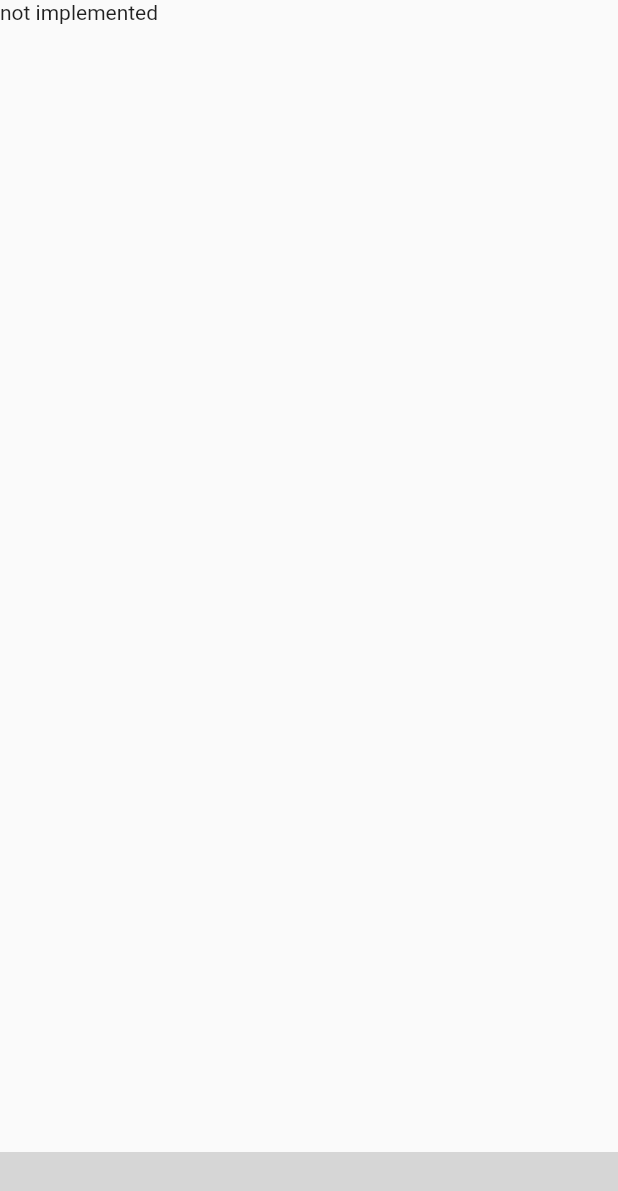
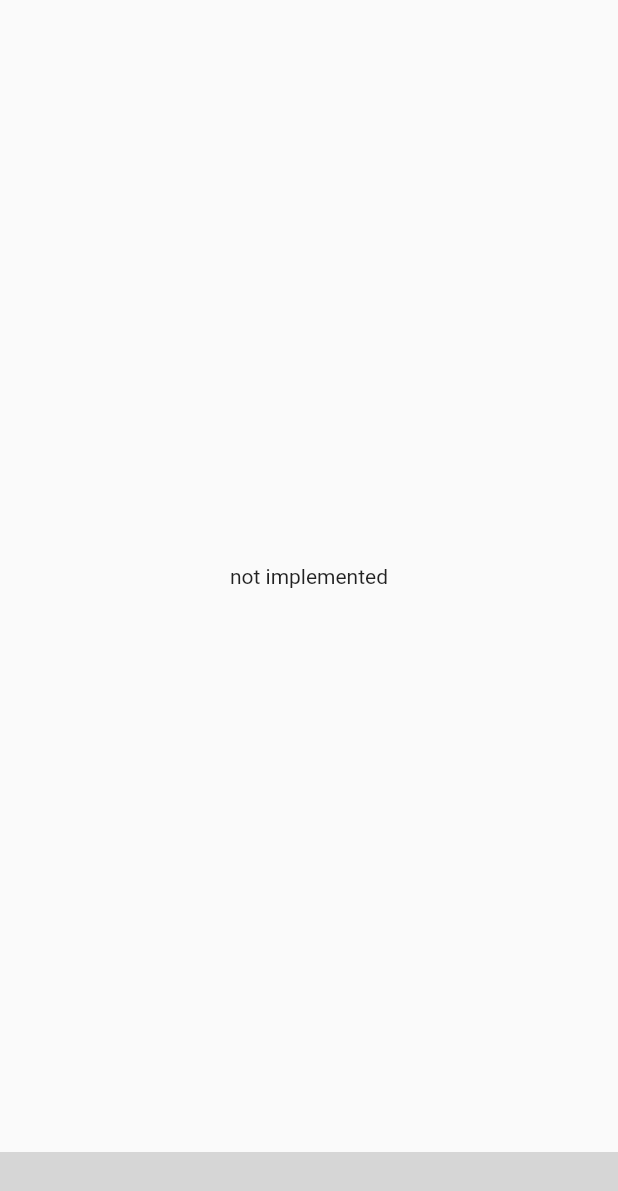
Before and after one commit to EDED2314/photo-cook, a Flutter app: the Navbar screen opened directly, swiped to page 2, on a phone screen of 412 x 824 dp. Shown: the top 1191 px of the screen. Run offline on Flutter 3.47's test engine with Material 2 defaults, Android fonts, the phone set to English and light mode, and no system bars; missing offline and left inert: bottom_bar; grey boxes are pictures that could not be loaded.

Commit message:
base ui is done

```diff
--- a/flutter/photo_cook/lib/main.dart
+++ b/flutter/photo_cook/lib/main.dart
@@ -1,4 +1,5 @@
 import 'package:flutter/material.dart';
+import 'package:photo_cook/nav_bar.dart';
 import 'package:photo_cook/screens/home_page.dart';
 
 void main() {
@@ -16,7 +17,7 @@ class MyApp extends StatelessWidget {
       theme: ThemeData(
         primarySwatch: Colors.blue,
       ),
-      home: const MyHomePage(),
+      home: Navbar(),
     );
   }
 }
--- a/flutter/photo_cook/lib/nav_bar.dart
+++ b/flutter/photo_cook/lib/nav_bar.dart
@@ -4,7 +4,6 @@ import 'package:flutter/material.dart';
 import 'package:photo_cook/screens/home_page.dart';
 import 'package:bottom_bar/bottom_bar.dart';
 import 'package:photo_cook/widgets/coolText.dart';
-
 
 class Navbar extends StatefulWidget {
   @override
@@ -22,9 +21,9 @@ class _Navbar extends State<Navbar> {
         controller: _pageController,
         children: const [
           MyHomePage(),
-          Text("not implemented"),
-          Text("not implemented"),
-          Text("not implemented"),
+          Center(child: Text("not implemented")),
+          Center(child: Text("not implemented")),
+          Center(child: Text("not implemented")),
         ],
         onPageChanged: (index) {
           setState(() => _currentPage = index);
@@ -42,7 +41,7 @@ class _Navbar extends State<Navbar> {
             icon: const Icon(Icons.home),
             title: const coolText(
               text: 'Home',
-              fontSize: 12,
+              fontSize: 9,
             ),
             activeColor: Colors.blue,
             activeTitleColor: Colors.blue.shade600,
@@ -50,15 +49,15 @@ class _Navbar extends State<Navbar> {
           const BottomBarItem(
             icon: Icon(Icons.school),
             title: coolText(
-              text: 'Student Info',
-              fontSize: 10,
+              text: 'Not Implemted',
+              fontSize: 9,
             ),
             activeColor: Colors.red,
           ),
           BottomBarItem(
             icon: const Icon(Icons.text_fields_sharp),
             title: const coolText(
-              text: 'Text Scanner',
+              text: 'Not Implemted',
               fontSize: 9,
             ),
             backgroundColorOpacity: 0.1,
@@ -67,8 +66,8 @@ class _Navbar extends State<Navbar> {
           BottomBarItem(
             icon: const Icon(Icons.settings),
             title: const coolText(
-              text: 'Settings',
-              fontSize: 12,
+              text: 'Not Implemted',
+              fontSize: 9,
             ),
             activeColor: Colors.orange,
             activeIconColor: Colors.orange.shade600,
```
